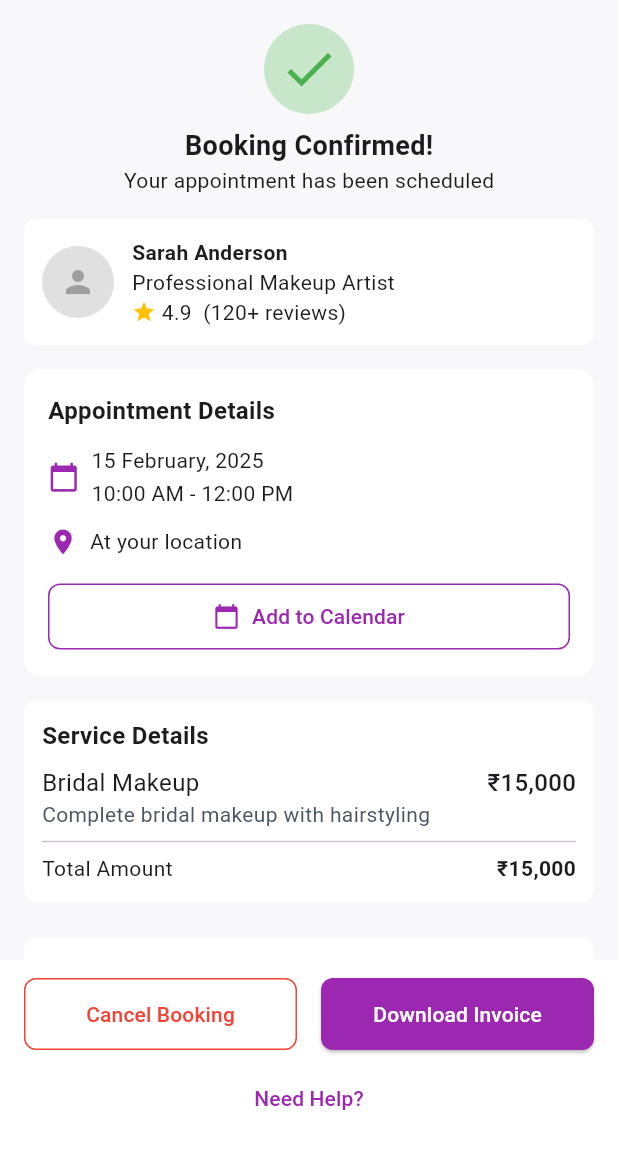
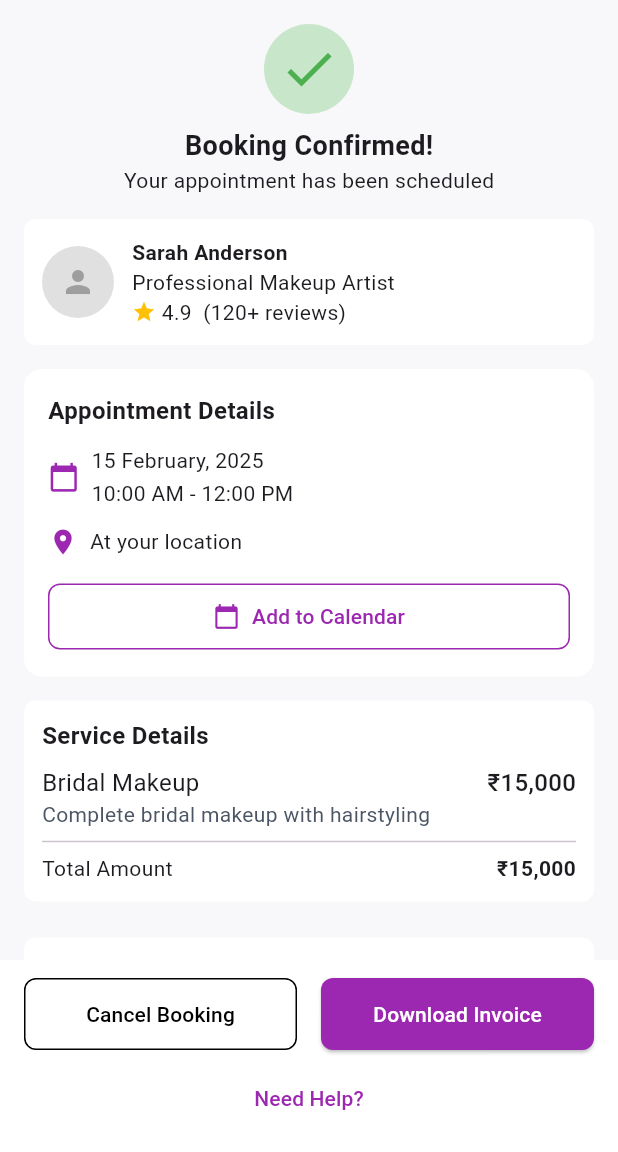
Before and after one commit to Chinmayverma1602/1glam, a Flutter app: the BookingConfirmationScreen screen opened by its route, on a phone screen of 412 x 824 dp, the part 84-1236 px from its top. Run offline on Flutter 3.47's test engine with Material 3 defaults, Android fonts, the phone set to English and light mode, and no system bars; our stand-ins replace cloud_firestore, dropdown_textfield, firebase_auth, firebase_core, flutter_svg, font_awesome_flutter and 11 more; missing offline and left inert: flutter_facebook_auth, switcher_button; accounts and stored records are empty; project files that could hold a hidden picture were left out.

```diff
--- a/lib/screens/ConfirmBooking.dart
+++ b/lib/screens/ConfirmBooking.dart
@@ -269,8 +269,8 @@ class BookingConfirmationScreen extends StatelessWidget {
                       child: OutlinedButton(
                         onPressed: () {},
                         style: OutlinedButton.styleFrom(
-                          foregroundColor: Colors.red,
-                          side: BorderSide(color: Colors.red),
+                          foregroundColor: Colors.black,
+                          side: BorderSide(color: Colors.black),
                           padding: EdgeInsets.symmetric(vertical: 14),
                           shape: RoundedRectangleBorder(
                             borderRadius: BorderRadius.circular(8),
--- a/lib/screens/LeadsPage.dart
+++ b/lib/screens/LeadsPage.dart
@@ -33,7 +33,7 @@ class _LeadsPageState extends State<LeadsPage> {
 
   Future<void> _fetchLeads() async {
     await Future.delayed(Duration(seconds: 1));
-    setState(() async{
+    setState(()  {
       // _leads = await _leadsApiService.fetchAllLeads();//TODO : once the api is live we have to use this
       _leads = sampleLeads; // fornow using sample data
       _isLoading = false;
```
Also changed, not shown: 4 other files.
